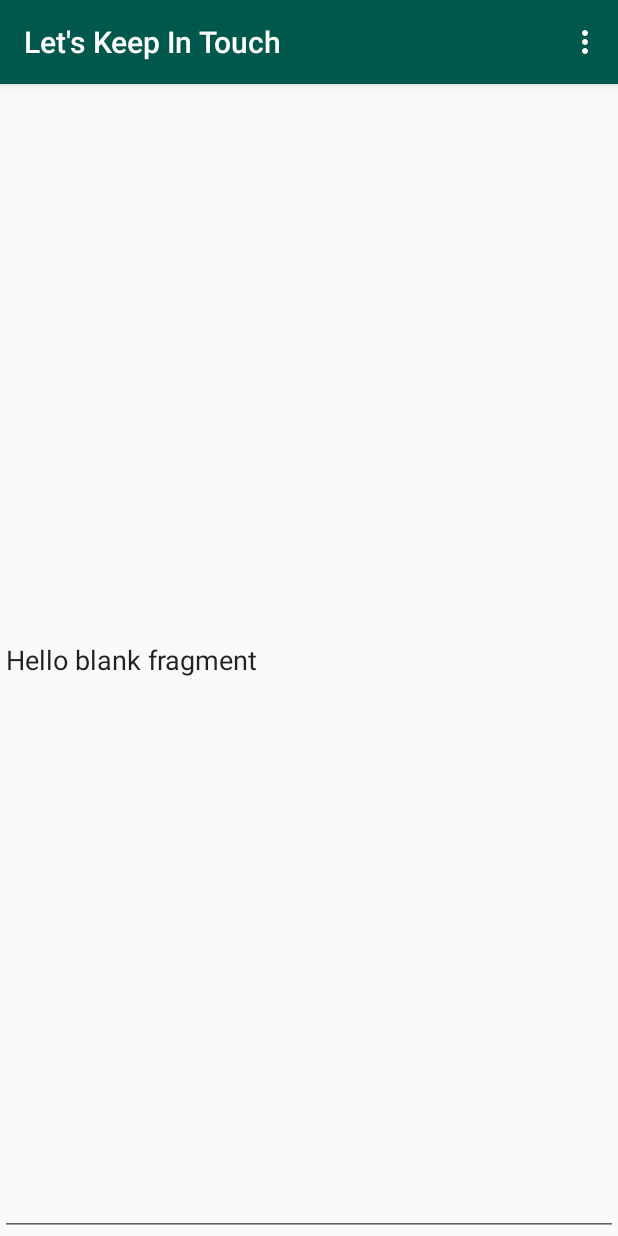
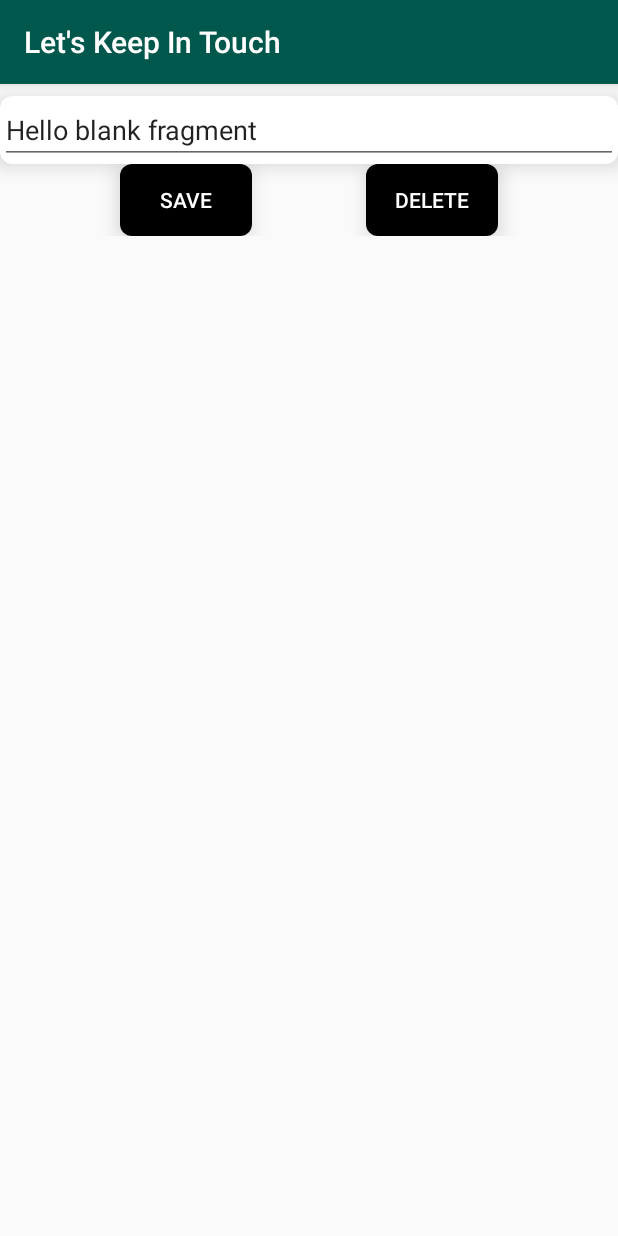
Before and after one commit to KhaiSoe/Let-s-Keep-In-Touch, an Android app: the fragment DetailFragment placed in its activity, on a phone screen of 412 x 824 dp. Run offline under Robolectric (Android 15) with nearby library versions, the phone set to English and light mode, and no system bars; 1 statement that could not run was skipped.

Commit message:
fixed detailFrag xml and added saveButton and its method

```diff
--- a/app/src/main/java/com/pursuit/letskeepintouch/database/TextDatabase.java
+++ b/app/src/main/java/com/pursuit/letskeepintouch/database/TextDatabase.java
@@ -56,9 +56,6 @@ public class TextDatabase extends SQLiteOpenHelper implements DatabaseFields{
 
         TextDatabase td = getInstance();
         td.getWritableDatabase().execSQL(insertString);
-//        getWritableDatabase().execSQL("INSERT INTO " + TABLE_NAME +
-//              "  ("+CROPPED_COLUMN_NAME+") VALUES('" +
-//                croppedText + "');");
         getTextList();
     }
 
@@ -93,6 +90,4 @@ public class TextDatabase extends SQLiteOpenHelper implements DatabaseFields{
         return textList;
     }
 
-    public void delete(String tableName, String s) {
-    }
 }
--- a/app/src/main/java/com/pursuit/letskeepintouch/fragments/DetailFragment.java
+++ b/app/src/main/java/com/pursuit/letskeepintouch/fragments/DetailFragment.java
@@ -16,19 +16,22 @@ import android.view.MenuInflater;
 import android.view.MenuItem;
 import android.view.View;
 import android.view.ViewGroup;
+import android.widget.Button;
 import android.widget.EditText;
 import android.widget.TextView;
 import android.widget.Toolbar;
 
 import com.pursuit.letskeepintouch.R;
+import com.pursuit.letskeepintouch.database.TextDatabase;
 
 public class DetailFragment extends Fragment {
 
     private static final String GET_TEXT_FROM_CLICK = "getText";
 
 
-    private Toolbar toolbarBar;
     private EditText editText;
+    private Button saveButton;
+    private Button deleteButton;
     private FragmentInterface fragmentInterface;
 
     private String getText;
@@ -72,65 +75,35 @@ public class DetailFragment extends Fragment {
         super.onViewCreated(view, savedInstanceState);
         setHasOptionsMenu(true);
 
-        toolbarBar = view.findViewById(R.id.toolbar_scan);
         editText = view.findViewById(R.id.chosen_textView);
+        saveButton = view.findViewById(R.id.save_editText);
+        deleteButton = view.findViewById(R.id.delete_text);
+
         editText.setText(getArguments().getString(GET_TEXT_FROM_CLICK));
 
-
+        editingItem();
 
     }
 
-    @Override
-    public void onCreateOptionsMenu(Menu menu, MenuInflater inflater) {
-        inflater.inflate(R.menu.menu_edits, menu);
-        super.onCreateOptionsMenu(menu, inflater);
-    }
-
-    @Override
-    public boolean onOptionsItemSelected(MenuItem item) {
-        int id = item.getItemId();
-        if (id == R.id.edit_text) {
-            editingItem();
-        }
-        if (id == R.id.delete_text) {
-            deleteItem();
-        }
-        return super.onOptionsItemSelected(item);
+    private void editingItem(){
+        saveButton.setOnClickListener(new View.OnClickListener() {
+            @Override
+            public void onClick(View v) {
+                final String newText = editText.getText().toString();
+                TextDatabase.getInstance().addText(newText);
+            }
+        });
     }
 
 
-    private void showEditTextDialog() {
-        AlertDialog.Builder dialog = new AlertDialog.Builder(getContext());
-        dialog.setTitle(getResources().getString(R.string.select_image));
+    private void deleteItem() {
+        deleteButton.setOnClickListener(new View.OnClickListener() {
+            @Override
+            public void onClick(View v) {
+                final String newText = editText.getText().toString();
 
-        String[] editItems = {"Edit", "Delete"};
-        dialog.setItems(editItems, (DialogInterface dialog1, int which) -> {
-            if (which == 0) { //edit
-                editingItem();
-            } else {
-                if (which == 1) { //delete
-                    deleteItem();
-                }
             }
         });
-        dialog.create().show();
-    }
-
-    private void editingItem(){
-//        new ItemTouchHelper(new ItemTouchHelper.SimpleCallback(0, ItemTouchHelper.LEFT | ItemTouchHelper.RIGHT) {
-//            @Override
-//            public boolean onMove(@NonNull RecyclerView recyclerView, @NonNull RecyclerView.ViewHolder viewHolder, @NonNull RecyclerView.ViewHolder target) {
-//                return false;
-//            }
-//
-//            @Override
-//            public void onSwiped(@NonNull RecyclerView.ViewHolder viewHolder, int direction) {
-//                removeItem((long)viewHolder.itemView.getTag());
-//            }
-//        }).attachToRecyclerView(recyclerView);
-    }
-
-    private void deleteItem() {
     }
 
 }
--- a/app/src/main/java/com/pursuit/letskeepintouch/fragments/DisplayFragment.java
+++ b/app/src/main/java/com/pursuit/letskeepintouch/fragments/DisplayFragment.java
@@ -79,7 +79,6 @@ public class DisplayFragment extends Fragment {
         List<String> textLists = TextDatabase.getTextList();
         TextAdapter textAdapter = new TextAdapter(textLists, fragmentInterface);
         recyclerView.setAdapter(textAdapter);
-
     }
 
     @Override
--- a/app/src/main/java/com/pursuit/letskeepintouch/recyclerview/TextAdapter.java
+++ b/app/src/main/java/com/pursuit/letskeepintouch/recyclerview/TextAdapter.java
@@ -32,7 +32,6 @@ public class TextAdapter extends RecyclerView.Adapter<TextViewHolder> {
     @Override
     public void onBindViewHolder(@NonNull TextViewHolder holder, int position) {
         holder.onBind(textList.get(position), fragmentInterface);
-
     }
 
     @Override
--- a/app/src/main/res/layout/fragment_detail.xml
+++ b/app/src/main/res/layout/fragment_detail.xml
@@ -1,15 +1,87 @@
 <?xml version="1.0" encoding="utf-8"?>
-<FrameLayout xmlns:android="http://schemas.android.com/apk/res/android"
+<androidx.appcompat.widget.LinearLayoutCompat xmlns:android="http://schemas.android.com/apk/res/android"
+    xmlns:app="http://schemas.android.com/apk/res-auto"
     xmlns:tools="http://schemas.android.com/tools"
     android:layout_width="match_parent"
     android:layout_height="match_parent"
+    android:orientation="vertical"
     tools:context=".fragments.DetailFragment">
 
-    <!-- TODO: Update blank fragment layout -->
-    <EditText
-        android:id="@+id/chosen_textView"
-        android:layout_width="match_parent"
-        android:layout_height="match_parent"
-        android:text="@string/hello_blank_fragment" />
 
-</FrameLayout>
+
+        <androidx.cardview.widget.CardView
+            android:layout_width="match_parent"
+            android:layout_height="wrap_content"
+            android:layout_marginTop="8dp"
+            android:padding="5dp"
+            app:cardCornerRadius="8dp"
+            app:cardElevation="8dp">
+
+
+            <EditText
+                android:id="@+id/chosen_textView"
+                android:layout_width="match_parent"
+                android:layout_height="match_parent"
+                android:text="@string/hello_blank_fragment"
+                android:inputType="text"
+                 />
+
+        </androidx.cardview.widget.CardView>
+
+        <androidx.constraintlayout.widget.ConstraintLayout
+            android:layout_width="match_parent"
+            android:layout_height="wrap_content">
+
+            <androidx.cardview.widget.CardView
+                android:layout_width="wrap_content"
+                android:layout_height="wrap_content"
+                android:layout_marginLeft="80dp"
+                app:layout_constraintBottom_toBottomOf="parent"
+                app:layout_constraintLeft_toLeftOf="parent"
+                android:layout_marginTop="8dp"
+                android:padding="5dp"
+                app:cardCornerRadius="8dp"
+                app:cardElevation="8dp">
+
+                <Button
+                    android:id="@+id/save_editText"
+                    android:layout_width="wrap_content"
+                    android:layout_height="wrap_content"
+                    android:textAlignment="center"
+                    android:layout_gravity="center"
+                    android:gravity="center"
+                    android:background="#000000"
+                    android:text="@string/save"
+                    android:textColor="#ffffff" />
+            </androidx.cardview.widget.CardView>
+
+
+            <androidx.cardview.widget.CardView
+                android:layout_width="wrap_content"
+                android:layout_height="wrap_content"
+                android:layout_marginRight="80dp"
+                app:layout_constraintBottom_toBottomOf="parent"
+                app:layout_constraintRight_toRightOf="parent"
+                android:layout_marginTop="8dp"
+                android:layout_marginStart="32dp"
+                android:padding="5dp"
+                app:cardCornerRadius="8dp"
+                app:cardElevation="8dp">
+
+
+                <Button
+                    android:id="@+id/delete_text"
+                    android:layout_width="wrap_content"
+                    android:layout_height="wrap_content"
+                    android:layout_gravity="center"
+                    android:gravity="center"
+                    android:textAlignment="center"
+                    android:background="#000000"
+                    android:text="@string/delete"
+                    android:textColor="#ffffff" />
+            </androidx.cardview.widget.CardView>
+
+        </androidx.constraintlayout.widget.ConstraintLayout>
+
+
+</androidx.appcompat.widget.LinearLayoutCompat>
--- a/app/src/main/res/values/strings.xml
+++ b/app/src/main/res/values/strings.xml
@@ -43,6 +43,8 @@
     <string name="delete_text">Delete Text</string>
     <string name="add_text">Add Text</string>
     <string name="next_fragment">Next</string>
+    <string name="delete">Delete</string>
+    <string name="save">Save</string>
 
 
 </resources>
```
